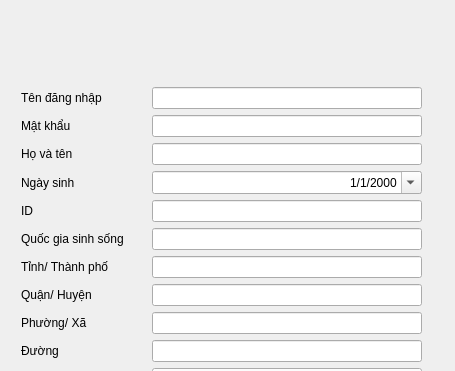
Qt form airline-gui/signupwindow.ui (nothign-us/Beta) before a commit; both pictures show x 0 to 455 and y 0 to 371 of the 455 by 563 pixel window.
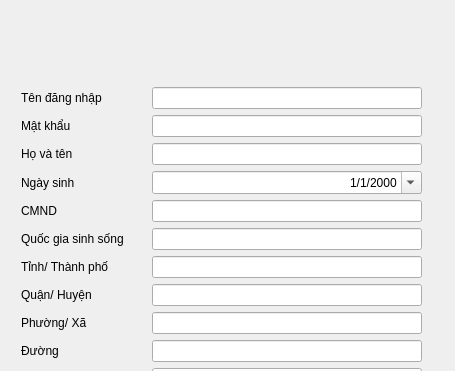
The same form after that commit.

What changed in the file:
```diff
--- a/airline-gui/signupwindow.ui
+++ b/airline-gui/signupwindow.ui
@@ -273,7 +273,7 @@
             </size>
            </property>
            <property name="text">
-            <string>ID</string>
+            <string>CMND</string>
            </property>
           </widget>
          </item>
```
